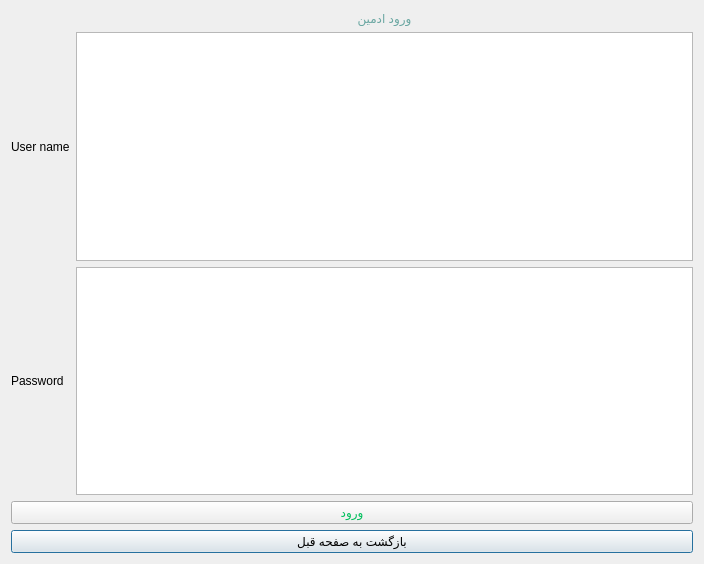
The window that Project_Ap/loginadmin.ui (AP-projects-4001/metagoofill) describes before a commit, drawn with Qt 5.
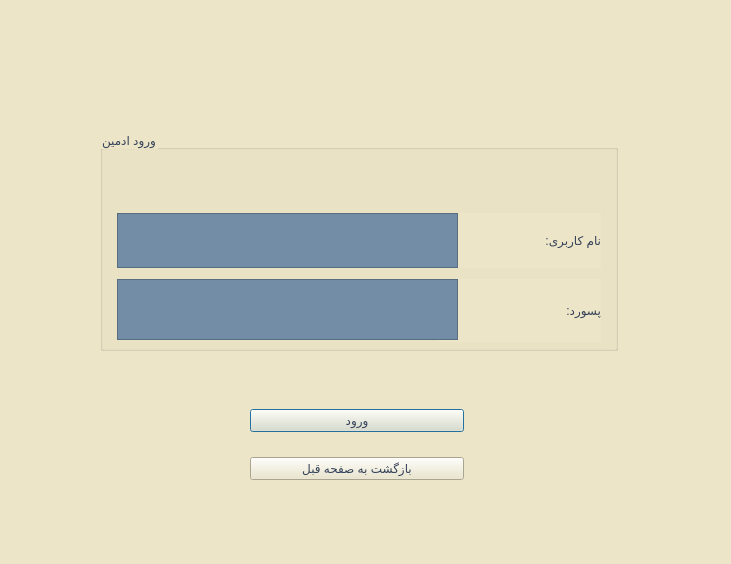
The same window after the commit.

Diff of the .ui file:
```diff
--- a/Project_Ap/loginadmin.ui
+++ b/Project_Ap/loginadmin.ui
@@ -6,88 +6,152 @@
    <rect>
     <x>0</x>
     <y>0</y>
-    <width>704</width>
+    <width>731</width>
     <height>564</height>
    </rect>
   </property>
   <property name="windowTitle">
    <string>Dialog</string>
   </property>
-  <layout class="QGridLayout" name="gridLayout_2">
-   <item row="0" column="0">
-    <layout class="QGridLayout" name="gridLayout">
-     <item row="1" column="1">
+  <property name="styleSheet">
+   <string notr="true">background-color: rgb(236, 229, 199);
+</string>
+  </property>
+  <widget class="QGroupBox" name="groupBox">
+   <property name="geometry">
+    <rect>
+     <x>100</x>
+     <y>130</y>
+     <width>518</width>
+     <height>221</height>
+    </rect>
+   </property>
+   <property name="styleSheet">
+    <string notr="true">color: rgb(53, 66, 89);
+font: 20pt &quot;Lalezar&quot;;</string>
+   </property>
+   <property name="title">
+    <string>ورود ادمین</string>
+   </property>
+   <widget class="QLabel" name="label">
+    <property name="geometry">
+     <rect>
+      <x>340</x>
+      <y>83</y>
+      <width>161</width>
+      <height>55</height>
+     </rect>
+    </property>
+    <property name="styleSheet">
+     <string notr="true">
+font: 14pt &quot;Lalezar&quot;;</string>
+    </property>
+    <property name="text">
+     <string>نام کاربری:</string>
+    </property>
+   </widget>
       <widget class="QTextEdit" name="textEdit">
+    <property name="geometry">
+     <rect>
+      <x>17</x>
+      <y>83</y>
+      <width>341</width>
+      <height>55</height>
+     </rect>
+    </property>
        <property name="styleSheet">
-        <string notr="true">font: 18pt &quot;MS Shell Dlg 2&quot;;</string>
-       </property>
-      </widget>
-     </item>
-     <item row="3" column="1">
+     <string notr="true">font: 18pt &quot;MS Shell Dlg 2&quot;;
+background-color: rgb(116, 141, 166);</string>
+    </property>
+   </widget>
+   <widget class="QLabel" name="label_2">
+    <property name="geometry">
+     <rect>
+      <x>337</x>
+      <y>149</y>
+      <width>164</width>
+      <height>63</height>
+     </rect>
+    </property>
+    <property name="styleSheet">
+     <string notr="true">
+font: 14pt &quot;Lalezar&quot;;</string>
+    </property>
+    <property name="text">
+     <string>پسورد:</string>
+    </property>
+   </widget>
       <widget class="QTextEdit" name="textEdit_2">
+    <property name="geometry">
+     <rect>
+      <x>17</x>
+      <y>149</y>
+      <width>341</width>
+      <height>61</height>
+     </rect>
+    </property>
        <property name="styleSheet">
-        <string notr="true">font: 18pt &quot;MS Shell Dlg 2&quot;;</string>
-       </property>
-      </widget>
-     </item>
-     <item row="0" column="1">
+     <string notr="true">background-color: rgb(116, 141, 166);
+font: 18pt &quot;MS Shell Dlg 2&quot;;</string>
+    </property>
+   </widget>
+  </widget>
       <widget class="QLabel" name="label_3">
+   <property name="geometry">
+    <rect>
+     <x>370</x>
+     <y>40</y>
+     <width>148</width>
+     <height>45</height>
+    </rect>
+   </property>
        <property name="styleSheet">
         <string notr="true">font: 20pt &quot;MS Shell Dlg 2&quot;;
 color: rgb(105, 166, 161);</string>
        </property>
        <property name="text">
-        <string>ورود ادمین</string>
+    <string/>
        </property>
        <property name="alignment">
         <set>Qt::AlignCenter</set>
        </property>
       </widget>
-     </item>
-     <item row="1" column="0">
-      <widget class="QLabel" name="label">
-       <property name="styleSheet">
-        <string notr="true">font: 22pt &quot;MS Shell Dlg 2&quot;;</string>
-       </property>
-       <property name="text">
-        <string>User name</string>
-       </property>
-      </widget>
-     </item>
-     <item row="3" column="0">
-      <widget class="QLabel" name="label_2">
-       <property name="styleSheet">
-        <string notr="true">font: 22pt &quot;MS Shell Dlg 2&quot;;</string>
-       </property>
-       <property name="text">
-        <string>Password</string>
-       </property>
-      </widget>
-     </item>
-     <item row="5" column="0" colspan="2">
-      <widget class="QPushButton" name="pushButton_2">
-       <property name="styleSheet">
-        <string notr="true">font: 14pt &quot;MS Shell Dlg 2&quot;;</string>
-       </property>
-       <property name="text">
-        <string>بازگشت به صفحه قبل</string>
-       </property>
-      </widget>
-     </item>
-     <item row="4" column="0" colspan="2">
+  <widget class="QWidget" name="">
+   <property name="geometry">
+    <rect>
+     <x>250</x>
+     <y>390</y>
+     <width>214</width>
+     <height>109</height>
+    </rect>
+   </property>
+   <layout class="QVBoxLayout" name="verticalLayout">
+    <item>
       <widget class="QPushButton" name="pushButton">
        <property name="styleSheet">
-        <string notr="true">font: 75 26pt &quot;MS Shell Dlg 2&quot;;
-color: rgb(0, 191, 92);</string>
+       <string notr="true">color: rgb(53, 66, 89);
+
+font: 12pt &quot;Lalezar&quot;;</string>
        </property>
        <property name="text">
         <string>ورود</string>
        </property>
       </widget>
      </item>
-    </layout>
-   </item>
-  </layout>
+    <item>
+     <widget class="QPushButton" name="pushButton_2">
+      <property name="styleSheet">
+       <string notr="true">color: rgb(53, 66, 89);
+
+font: 12pt &quot;Lalezar&quot;;</string>
+      </property>
+      <property name="text">
+       <string>بازگشت به صفحه قبل</string>
+      </property>
+     </widget>
+    </item>
+   </layout>
+  </widget>
  </widget>
  <resources/>
  <connections/>
```
Lines whose indentation alone changed are shown as unchanged.
